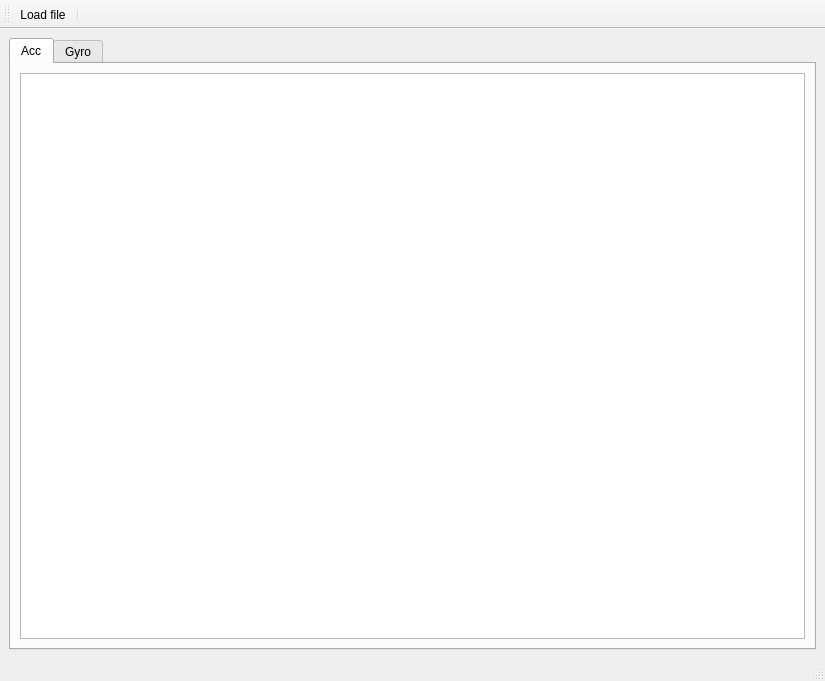
fanmuzhi/viberation_detection, file mainui.ui: the form before one commit.
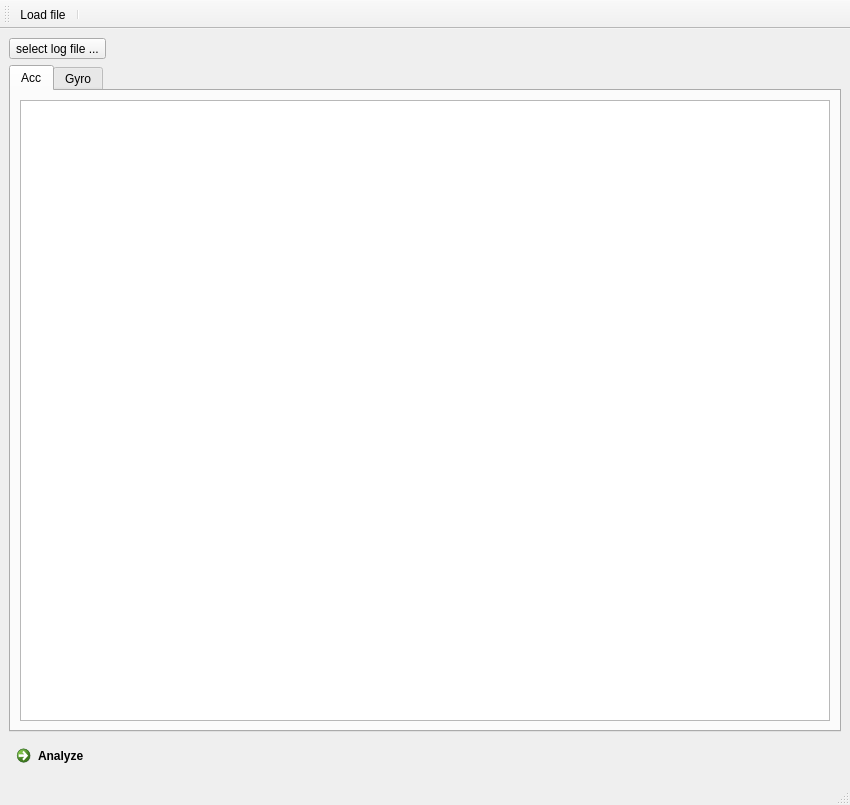
The form after the commit. Icons and pictures are not drawn.

```diff
--- a/mainui.ui
+++ b/mainui.ui
@@ -6,10 +6,16 @@
    <rect>
     <x>0</x>
     <y>0</y>
-    <width>825</width>
-    <height>681</height>
+    <width>850</width>
+    <height>805</height>
    </rect>
   </property>
+  <property name="sizePolicy">
+   <sizepolicy hsizetype="Preferred" vsizetype="Preferred">
+    <horstretch>0</horstretch>
+    <verstretch>0</verstretch>
+   </sizepolicy>
+  </property>
   <property name="windowTitle">
    <string>Logic Decoder</string>
   </property>
@@ -24,8 +30,26 @@
    </size>
   </property>
   <widget class="QWidget" name="centralwidget">
-   <layout class="QGridLayout" name="gridLayout_3">
-    <item row="0" column="0">
+   <layout class="QVBoxLayout" name="verticalLayout">
+    <item>
+     <layout class="QHBoxLayout" name="horizontalLayout">
+      <item>
+       <widget class="QToolButton" name="select_file_button">
+        <property name="text">
+         <string>select log file ...</string>
+        </property>
+       </widget>
+      </item>
+      <item>
+       <widget class="QLabel" name="label">
+        <property name="text">
+         <string/>
+        </property>
+       </widget>
+      </item>
+     </layout>
+    </item>
+    <item>
      <widget class="QTabWidget" name="tabWidget">
       <property name="currentIndex">
        <number>0</number>
@@ -38,7 +62,7 @@
         <item row="0" column="0">
          <widget class="QTableView" name="acc_data_tableView">
           <property name="sizePolicy">
-           <sizepolicy hsizetype="Expanding" vsizetype="Expanding">
+           <sizepolicy hsizetype="Preferred" vsizetype="Preferred">
             <horstretch>0</horstretch>
             <verstretch>0</verstretch>
            </sizepolicy>
@@ -59,6 +83,13 @@
       </widget>
      </widget>
     </item>
+    <item>
+     <widget class="QCommandLinkButton" name="analyze_button">
+      <property name="text">
+       <string>Analyze</string>
+      </property>
+     </widget>
+    </item>
    </layout>
   </widget>
   <widget class="QMenuBar" name="menuBar">
```
Left out of the diff: 4 changed lines with no effect on the pictures.
